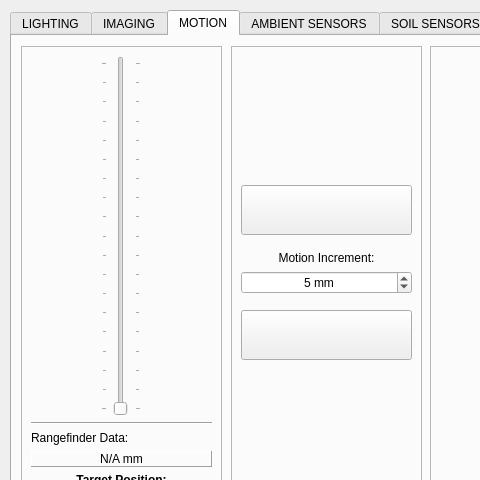
Old version of the form _ui/FlashLapse_Pro.ui in the repository CoCl-Jerry/Flashlapse_Pro_Dev; both pictures show x 0 to 480 and y 0 to 480 of the 1024 by 600 pixel window.
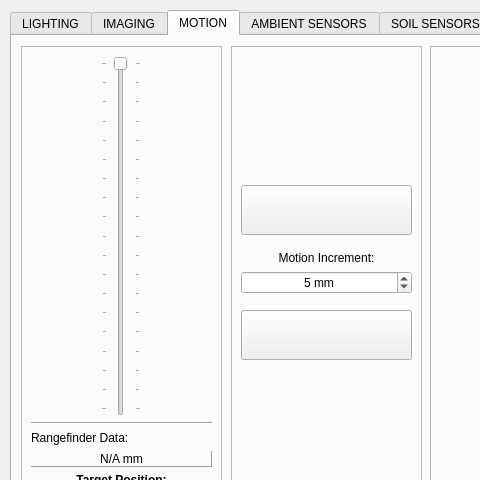
New version of the form. Icons and pictures are not drawn.

Diff of the .ui file:
```diff
--- a/_ui/FlashLapse_Pro.ui
+++ b/_ui/FlashLapse_Pro.ui
@@ -872,6 +872,12 @@
           <property name="orientation">
            <enum>Qt::Vertical</enum>
           </property>
+          <property name="invertedAppearance">
+           <bool>true</bool>
+          </property>
+          <property name="invertedControls">
+           <bool>false</bool>
+          </property>
           <property name="tickPosition">
            <enum>QSlider::TicksBothSides</enum>
           </property>
```
